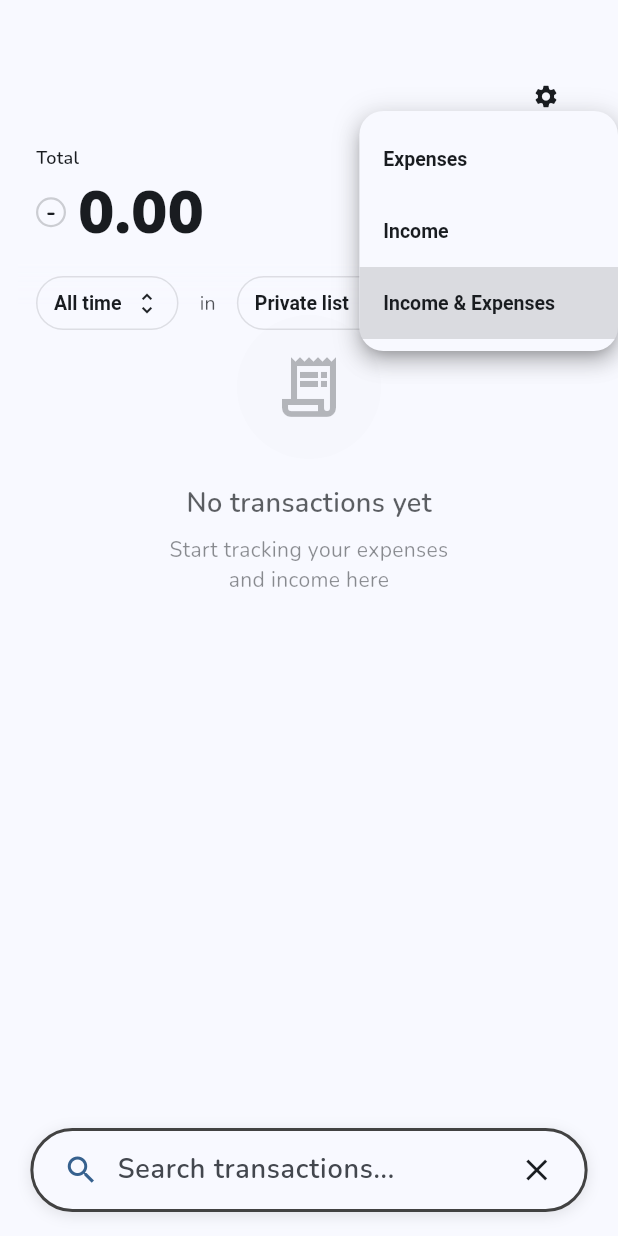
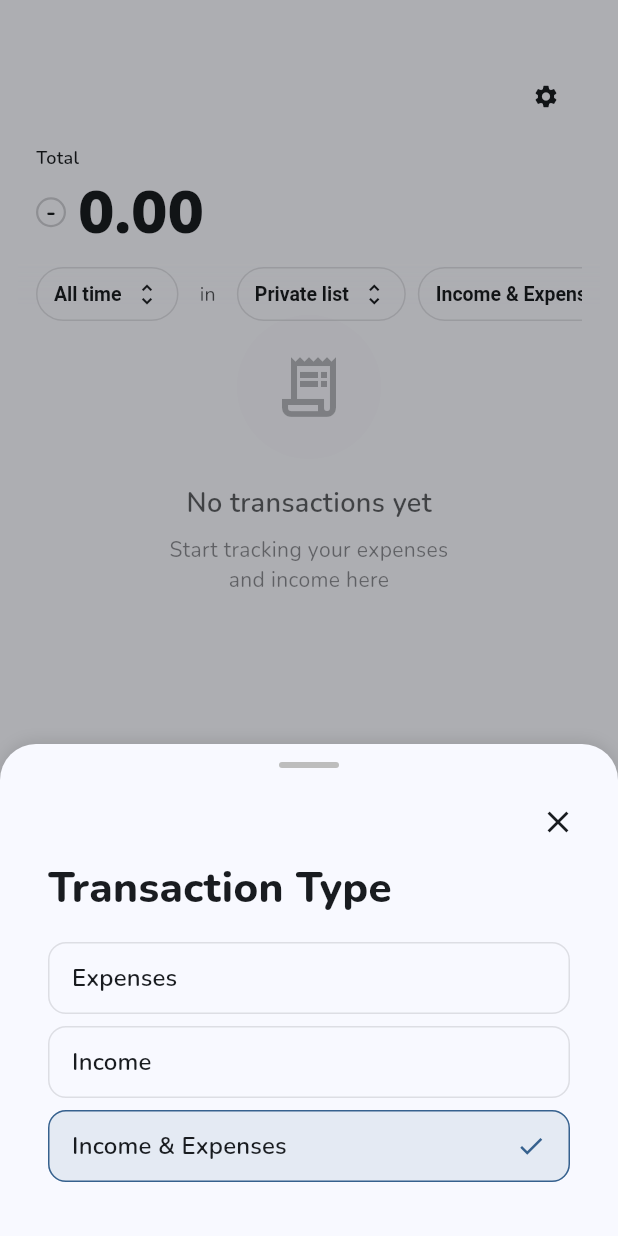
Before and after one commit to dayummson/nudge-beta-app, a Flutter app: the screen it shows after launch, after a tap on the "search" icon, after a tap on "Income & Expenses", on a phone screen of 412 x 824 dp. Run offline on Flutter 3.47's test engine with Material 3 defaults, Android fonts, the phone set to English and light mode, and no system bars; our stand-ins replace cloud_firestore, drift, firebase_auth, firebase_core, flutter_riverpod, flutter_slidable and 4 more; accounts and stored records are empty; generated files the repository leaves out were written again.

Commit message:
replaced dropdown menu to bottom sheet instead for ui consistency

```diff
--- a/lib/features/home/widgets/header.dart
+++ b/lib/features/home/widgets/header.dart
@@ -10,6 +10,7 @@ import '../../categories/widgets/categories_sheet.dart';
 import 'package:flutter_riverpod/flutter_riverpod.dart';
 import '../presentation/providers/selected_category_provider.dart';
 import '../presentation/providers/transaction_type_provider.dart';
+import 'transaction_type_sheet.dart';
 
 class Header extends ConsumerStatefulWidget {
   final double blurSigma;
@@ -433,16 +434,29 @@ class _HeaderState extends ConsumerState<Header> {
 
                           if (widget.isSearchActive) ...[
                             const SizedBox(width: 8),
-                            OutlinedButton(
-                              onPressed: () {},
+                            Consumer(
+                              builder: (context, ref, child) {
+                                final transactionType = ref.watch(
+                                  transactionTypeProvider,
+                                );
+                                final label =
+                                    transactionType == TransactionType.expense
+                                    ? 'Expenses'
+                                    : transactionType == TransactionType.income
+                                    ? 'Income'
+                                    : 'Income & Expenses';
+                                return OutlinedButton(
+                                  onPressed: () =>
+                                      showTransactionTypeSheet(context),
                                   style: OutlinedButton.styleFrom(
                                     padding: const EdgeInsets.symmetric(
-                                  vertical: 0,
-                                  horizontal: 16,
+                                      vertical: 6,
+                                      horizontal: 12,
                                     ),
                                     shape: const StadiumBorder(),
                                     minimumSize: const Size(64, 36),
-                                tapTargetSize: MaterialTapTargetSize.shrinkWrap,
+                                    tapTargetSize:
+                                        MaterialTapTargetSize.shrinkWrap,
                                     textStyle: const TextStyle(
                                       fontSize: 13,
                                       fontWeight: FontWeight.w600,
@@ -453,61 +467,26 @@ class _HeaderState extends ConsumerState<Header> {
                                       ),
                                     ),
                                   ),
-                              child: Consumer(
-                                builder: (context, ref, child) {
-                                  final transactionType = ref.watch(
-                                    transactionTypeProvider,
-                                  );
-                                  return DropdownButtonHideUnderline(
-                                    child: DropdownButton<TransactionType>(
-                                      value: transactionType,
-                                      onChanged: (TransactionType? newValue) {
-                                        if (newValue != null) {
-                                          ref
-                                              .read(
-                                                transactionTypeProvider
-                                                    .notifier,
-                                              )
-                                              .setTransactionType(newValue);
-                                        }
-                                      },
-                                      items: TransactionType.values.map((
-                                        TransactionType type,
-                                      ) {
-                                        return DropdownMenuItem<
-                                          TransactionType
-                                        >(
-                                          value: type,
-                                          child: Text(
-                                            type == TransactionType.expense
-                                                ? 'Expenses'
-                                                : type == TransactionType.income
-                                                ? 'Income'
-                                                : 'Income & Expenses',
+                                  child: Row(
+                                    mainAxisSize: MainAxisSize.min,
+                                    children: [
+                                      Text(
+                                        label,
                                         style: TextStyle(
                                           color: colorScheme.onSurface,
-                                              fontSize: 13,
                                           fontWeight: FontWeight.w600,
                                         ),
                                       ),
-                                        );
-                                      }).toList(),
-                                      icon: Icon(
-                                        Icons.arrow_drop_down,
+                                      const SizedBox(width: 8),
+                                      Icon(
+                                        Icons.unfold_more,
+                                        size: 18,
                                         color: colorScheme.onSurface,
-                                        size: 18,
                                       ),
-                                      style: TextStyle(
-                                        color: colorScheme.onSurface,
-                                        fontSize: 13,
-                                        fontWeight: FontWeight.w600,
-                                      ),
-                                      dropdownColor: colorScheme.surface,
-                                      borderRadius: BorderRadius.circular(16),
+                                    ],
                                   ),
                                 );
                               },
-                              ),
                             ),
                           ],
                         ],
--- /dev/null
+++ b/lib/features/home/widgets/transaction_type_sheet.dart
@@ -0,0 +1,121 @@
+import 'package:flutter/material.dart';
+import 'package:flutter_riverpod/flutter_riverpod.dart';
+import 'package:nudge_1/components/sheet/bottom_sheet_helper.dart';
+import '../presentation/providers/transaction_type_provider.dart';
+
+/// Shows the transaction type selection bottom sheet.
+///
+/// Allows users to filter transactions by type:
+/// - Expenses
+/// - Income
+/// - Income & Expenses
+void showTransactionTypeSheet(BuildContext context) {
+  showAppBottomSheet(
+    context: context,
+    title: null,
+    mode: SheetMode.auto,
+    child: const _TransactionTypeSheetContent(),
+  );
+}
+
+class _TransactionTypeSheetContent extends ConsumerWidget {
+  const _TransactionTypeSheetContent();
+
+  @override
+  Widget build(BuildContext context, WidgetRef ref) {
+    final cs = Theme.of(context).colorScheme;
+    final transactionType = ref.watch(transactionTypeProvider);
+
+    return SingleChildScrollView(
+      child: Column(
+        mainAxisSize: MainAxisSize.min,
+        crossAxisAlignment: CrossAxisAlignment.start,
+        children: [
+          Row(
+            mainAxisAlignment: MainAxisAlignment.end,
+            children: [
+              IconButton(
+                onPressed: () => Navigator.pop(context),
+                icon: Icon(Icons.close, color: cs.onSurface),
+                padding: EdgeInsets.zero,
+                constraints: const BoxConstraints(),
+              ),
+            ],
+          ),
+          Padding(
+            padding: const EdgeInsets.symmetric(horizontal: 16),
+            child: Text(
+              'Transaction Type',
+              style: TextStyle(
+                fontSize: 28,
+                fontWeight: FontWeight.w800,
+                color: cs.onSurface,
+              ),
+            ),
+          ),
+          const SizedBox(height: 16),
+          Padding(
+            padding: const EdgeInsets.symmetric(horizontal: 16),
+            child: Column(
+              children: TransactionType.values.map((type) {
+                final isSelected = transactionType == type;
+                final label = type == TransactionType.expense
+                    ? 'Expenses'
+                    : type == TransactionType.income
+                    ? 'Income'
+                    : 'Income & Expenses';
+
+                return Padding(
+                  padding: const EdgeInsets.only(bottom: 8),
+                  child: OutlinedButton(
+                    onPressed: () {
+                      ref
+                          .read(transactionTypeProvider.notifier)
+                          .setTransactionType(type);
+                      Navigator.pop(context);
+                    },
+                    style: OutlinedButton.styleFrom(
+                      padding: const EdgeInsets.symmetric(
+                        vertical: 12,
+                        horizontal: 16,
+                      ),
+                      shape: RoundedRectangleBorder(
+                        borderRadius: BorderRadius.circular(12),
+                      ),
+                      backgroundColor: isSelected
+                          ? cs.primary.withOpacity(0.1)
+                          : Colors.transparent,
+                      side: BorderSide(
+                        color: isSelected
+                            ? cs.primary
+                            : cs.onSurface.withOpacity(0.12),
+                      ),
+                      minimumSize: const Size(double.infinity, 48),
+                    ),
+                    child: Row(
+                      children: [
+                        Expanded(
+                          child: Text(
+                            label,
+                            style: TextStyle(
+                              color: cs.onSurface,
+                              fontSize: 16,
+                              fontWeight: FontWeight.w600,
+                            ),
+                          ),
+                        ),
+                        if (isSelected)
+                          Icon(Icons.check, color: cs.primary, size: 20),
+                      ],
+                    ),
+                  ),
+                );
+              }).toList(),
+            ),
+          ),
+          const SizedBox(height: 16),
+        ],
+      ),
+    );
+  }
+}
```
Lines whose indentation alone changed are shown as unchanged.
